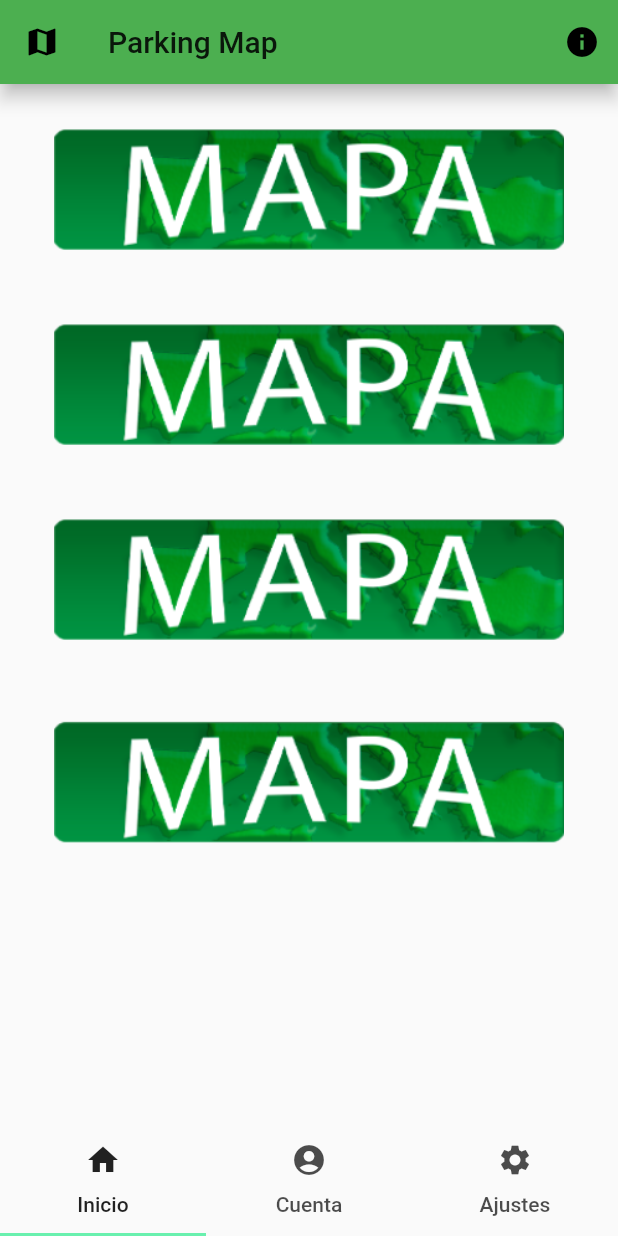
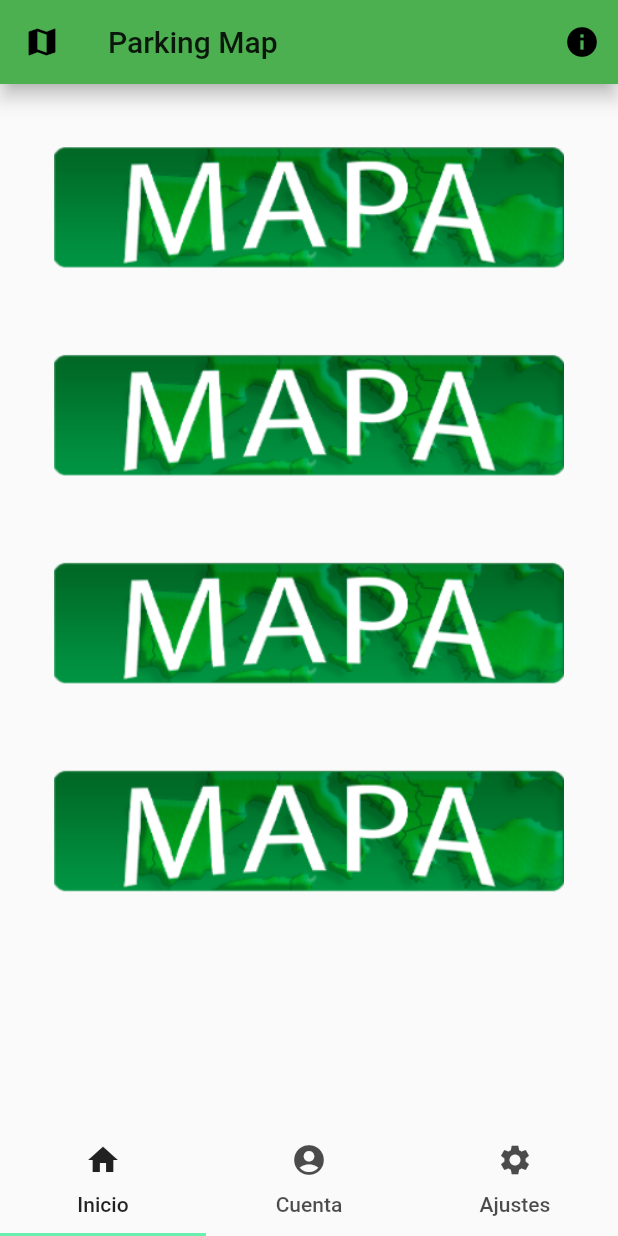
Before and after one commit to jvazquezmatias/map_project, a Flutter app: the screen it shows after launch, on a phone screen of 412 x 824 dp. Run offline on Flutter 3.47's test engine with Material 2 defaults, Android fonts, the light colour scheme and no system bars; missing offline and left inert: mysql1; accounts and stored records are empty.

Commit message:
Cambiado tamaño pantalla inicio

```diff
--- a/lib/ui/pages/home.dart
+++ b/lib/ui/pages/home.dart
@@ -10,14 +10,14 @@ class HomeTab extends StatelessWidget {
 
   @override
   Widget build(BuildContext context) {
+    Size size = MediaQuery.of(context).size;
     return new Scaffold(
       body: ListView(
         physics: const NeverScrollableScrollPhysics(),
         padding: EdgeInsets.all(20.0),
         children: <Widget>[
           Container(
-            height: 100,
-            width: 100,
+            height: size.height*0.15,
             child: new FlatButton(
               onPressed: null,
               child: new ConstrainedBox(
@@ -27,9 +27,8 @@ class HomeTab extends StatelessWidget {
             ),
           ),
           Container(
-            margin: EdgeInsets.only(top: 30),
-            height: 100,
-            width: 100,
+            margin: EdgeInsets.only(top: 15),
+            height: size.height*0.15,
             child: new FlatButton(
               onPressed: null,
               child: new ConstrainedBox(
@@ -39,9 +38,8 @@ class HomeTab extends StatelessWidget {
             ),
           ),
           Container(
-            margin: EdgeInsets.only(top: 30),
-            height: 100,
-            width: 100,
+            margin: EdgeInsets.only(top: 15),
+            height: size.height*0.15,
             child: new FlatButton(
               onPressed: null,
               child: new ConstrainedBox(
@@ -51,9 +49,8 @@ class HomeTab extends StatelessWidget {
             ),
           ),
           Container(
-            margin: EdgeInsets.only(top: 30),
-            height: 110,
-            width: 100,
+            margin: EdgeInsets.only(top: 15),
+            height: size.height*0.15,
             child: new FlatButton(
               onPressed: null,
               child: new ConstrainedBox(
```
